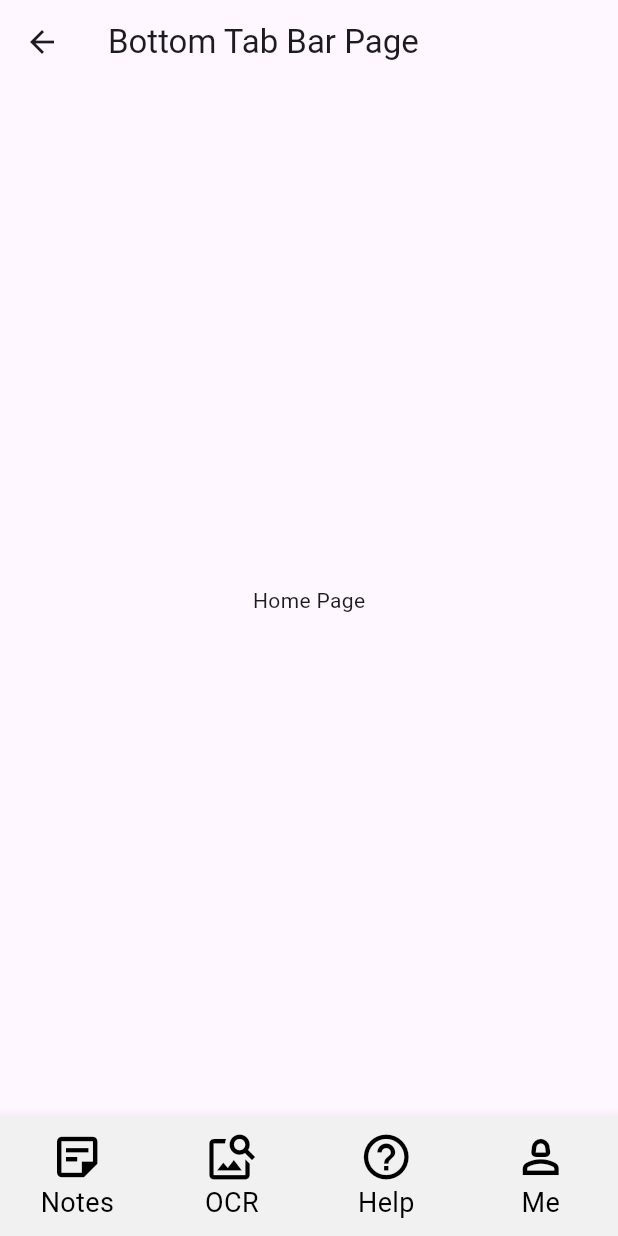
After one commit to Albericoeduardo/HaBIT-Note, a Flutter app: the BottomNavBarSampleScreen screen opened directly, on a phone screen of 412 x 824 dp. The commit adds this screen. Run offline on Flutter 3.47's test engine with Material 3 defaults, Android fonts, the light colour scheme and no system bars.

Commit message:
feat: add BottomNavigationBar and add sample screen

```diff
--- a/lib/DesignSystem/Components/BottomNavigationBar/bottom_nav_bar.dart
+++ b/lib/DesignSystem/Components/BottomNavigationBar/bottom_nav_bar.dart
@@ -1,5 +1,6 @@
 import 'package:flutter/material.dart';
 import 'package:habit_note/DesignSystem/Components/BottomNavigationBar/bottom_nav_bar_view_model.dart';
+import 'package:habit_note/DesignSystem/Shared/colors.dart';
 
 class BottomNavBar extends StatelessWidget {
   final BottomNavBarViewModel viewModel;
@@ -19,6 +20,12 @@ class BottomNavBar extends StatelessWidget {
       showSelectedLabels: true,
       currentIndex: currentIndex,
       onTap: viewModel.onIndexChanged,
+      selectedItemColor: textColor,
+      unselectedItemColor: textColor,
+      backgroundColor: backgroundColor,
+      iconSize: 36,
+      selectedFontSize: 18,
+      unselectedFontSize: 18,
     );
   }
 }
--- /dev/null
+++ b/lib/DesignSystem/Samples/BottomNavigationBarSamplesScreen/bottom_nav_bar_sample_screen.dart
@@ -0,0 +1,59 @@
+import 'package:flutter/material.dart';
+import 'package:habit_note/DesignSystem/Components/BottomNavigationBar/bottom_nav_bar.dart';
+import 'package:habit_note/DesignSystem/Components/BottomNavigationBar/bottom_nav_bar_view_model.dart';
+
+class BottomNavBarSampleScreen extends StatefulWidget {
+  const BottomNavBarSampleScreen({super.key});
+
+  @override
+  State<BottomNavBarSampleScreen> createState() => _BottomNavBarSampleScreenState();
+}
+
+class _BottomNavBarSampleScreenState extends State<BottomNavBarSampleScreen> {
+  int actualIndex = 0;
+
+  @override
+  Widget build(BuildContext context) {
+    final List<Widget> pages = [
+      const Center(child: Text('Home Page')),
+      const Center(child: Text('Messages Page')),
+      const Center(child: Text('Label Page')),
+      const Center(child: Text('Profile Page')),
+    ];
+
+    return Scaffold(
+      appBar: AppBar(
+        title: const Text('Bottom Tab Bar Page'),
+      ),
+      body: pages[actualIndex],
+      bottomNavigationBar: BottomNavBar.instantiate(
+        viewModel: BottomNavBarViewModel(
+          bottomTabs: [
+            const BottomNavigationBarItem(
+              icon: Icon(Icons.sticky_note_2_outlined),
+              label: "Notes",
+            ),
+            const BottomNavigationBarItem(
+              icon: Icon(Icons.image_search),
+              label: "OCR",
+            ),
+            const BottomNavigationBarItem(
+              icon: Icon(Icons.help_outline),
+              label: "Help",
+            ),
+            const BottomNavigationBarItem(
+              icon: Icon(Icons.person_2_outlined),
+              label: "Me",
+            )
+          ],
+          onIndexChanged: (index) {
+            setState(() {
+              actualIndex = index;
+            });
+          },
+        ),
+        currentIndex: actualIndex,
+      ),
+    );
+  }
+}
```
